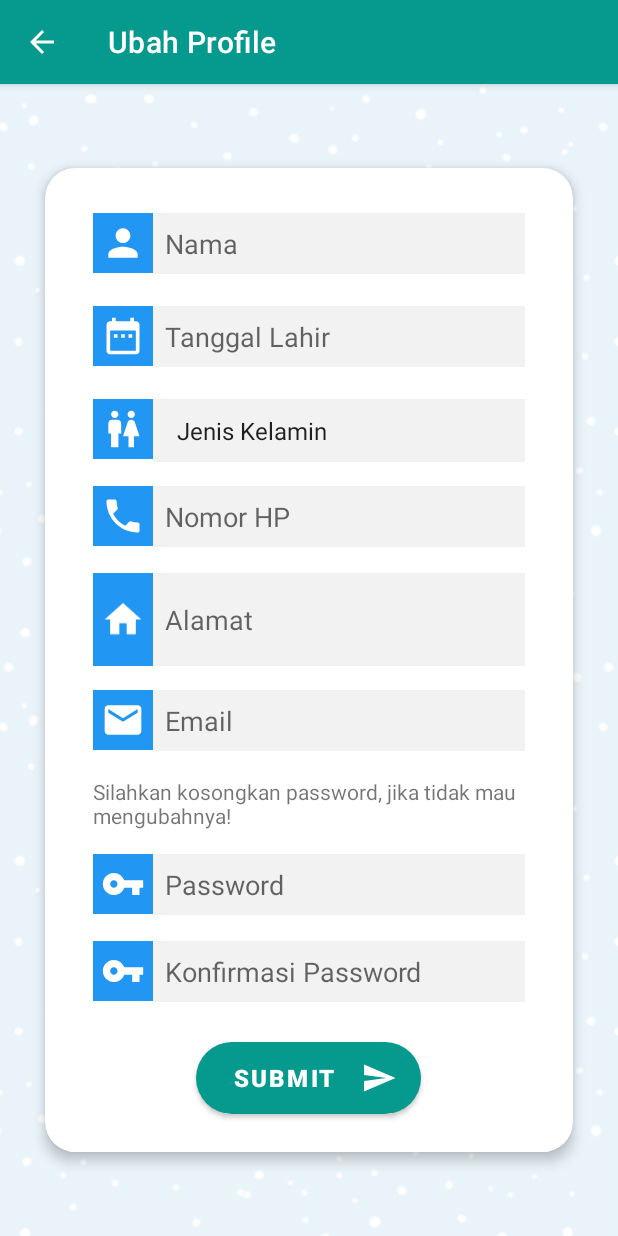
After one commit to puteriyudani/JasaOnline, an Android app: the EditProfileActivity screen opened directly, with no data from a screen before it, on a phone screen of 412 x 824 dp. The commit adds this screen. Run offline under Robolectric (Android 15) with nearby library versions, the phone set to English and light mode, and no system bars.

Commit message:
Merancang antarmuka form edit profile dan membuat request ke web server RESTful API

```diff
--- a/app/src/main/java/com/puteriyudani/jasaonline/services/UserService.kt
+++ b/app/src/main/java/com/puteriyudani/jasaonline/services/UserService.kt
@@ -16,4 +16,9 @@ interface UserService {
     fun registerUser(
         @Body newUser: User
     ): Call<DefaultResponse>
+
+    @PUT("users")
+    fun updateUser(
+        @Body updatedUser: User
+    ): Call<DefaultResponse>
 }
--- /dev/null
+++ b/app/src/main/res/layout/activity_edit_profile.xml
@@ -0,0 +1,254 @@
+<?xml version="1.0" encoding="utf-8"?>
+<LinearLayout xmlns:android="http://schemas.android.com/apk/res/android"
+    xmlns:app="http://schemas.android.com/apk/res-auto"
+    xmlns:tools="http://schemas.android.com/tools"
+    android:layout_width="match_parent"
+    android:layout_height="match_parent"
+    android:orientation="vertical"
+    android:background="@drawable/repeat_background"
+    android:gravity="center_horizontal|center_vertical"
+    tools:context=".activities.EditProfileActivity">
+
+    <androidx.cardview.widget.CardView
+        android:layout_margin="30dp"
+        app:cardElevation="5dp"
+        app:cardCornerRadius="20dp"
+        android:layout_width="match_parent"
+        android:layout_height="wrap_content"
+        android:background="@android:color/white">
+        <ScrollView
+            android:layout_width="match_parent"
+            android:layout_height="wrap_content">
+            <LinearLayout
+                android:layout_width="match_parent"
+                android:layout_height="wrap_content"
+                android:orientation="vertical">
+                <!--Baris pertama field untuk nama -->
+                <LinearLayout
+                    android:layout_width="match_parent"
+                    android:layout_height="42dp"
+                    android:layout_marginLeft="32dp"
+                    android:layout_marginRight="32dp"
+                    android:layout_marginTop="30dp"
+                    android:orientation="horizontal">
+                    <ImageView
+                        android:layout_width="40dp"
+                        android:layout_height="40dp"
+                        android:background="@color/primary"
+                        android:contentDescription="@string/nama"
+                        android:padding="5dp"
+                        android:src="@drawable/ic_baseline_person_24" />
+                    <EditText
+                        android:id="@+id/etNama"
+                        android:layout_width="match_parent"
+                        android:layout_height="wrap_content"
+                        android:background="@drawable/edittextstyle2"
+                        android:hint="@string/nama"
+                        android:inputType="textPersonName"
+                        android:autofillHints="" />
+                </LinearLayout>
+                <!--Baris kedua field untuk tanggal lahir -->
+                <LinearLayout
+                    android:layout_width="match_parent"
+                    android:layout_height="42dp"
+                    android:layout_marginLeft="32dp"
+                    android:layout_marginRight="32dp"
+                    android:layout_marginTop="20dp"
+                    android:orientation="horizontal">
+                    <ImageView
+                        android:layout_width="40dp"
+                        android:layout_height="40dp"
+                        android:background="@color/primary"
+                        android:contentDescription="@string/tanggal_lahir"
+                        android:padding="5dp"
+                        android:src="@drawable/ic_baseline_date_range_24"
+                        />
+                    <EditText
+                        android:id="@+id/etTanggalLahir"
+                        android:layout_width="match_parent"
+                        android:layout_height="wrap_content"
+                        android:background="@drawable/edittextstyle2"
+                        android:hint="@string/tanggal_lahir"
+                        android:inputType="text"
+                        android:autofillHints="" />
+                </LinearLayout>
+                <!--Baris ketiga field untuk jenis kelamin -->
+                <LinearLayout
+                    android:layout_width="match_parent"
+                    android:layout_height="42dp"
+                    android:layout_marginLeft="32dp"
+                    android:layout_marginRight="32dp"
+                    android:layout_marginTop="20dp"
+                    android:orientation="horizontal">
+                    <ImageView
+                        android:layout_width="40dp"
+                        android:layout_height="40dp"
+                        android:background="@color/primary"
+                        android:contentDescription="@string/jenis_kelamin"
+                        android:padding="5dp"
+                        android:src="@drawable/ic_baseline_wc_24" />
+                    <Spinner
+                        android:id="@+id/spJenisKelamin"
+                        android:layout_width="match_parent"
+                        android:layout_height="match_parent"
+                        android:background="@drawable/edittextstyle2"
+                        android:entries="@array/jenis_kelamin"
+                        android:spinnerMode="dropdown" />
+                </LinearLayout>
+                <!--Baris kelima field untuk Nomor Handphone -->
+                <LinearLayout
+                    android:layout_width="match_parent"
+                    android:layout_height="42dp"
+                    android:layout_marginLeft="32dp"
+                    android:layout_marginRight="32dp"
+                    android:layout_marginTop="16dp"
+                    android:orientation="horizontal">
+                    <ImageView
+                        android:layout_width="40dp"
+                        android:layout_height="40dp"
+                        android:background="@color/primary"
+                        android:contentDescription="@string/no_hp"
+                        android:padding="5dp"
+                        android:src="@drawable/ic_baseline_phone_24" />
+                    <EditText
+                        android:id="@+id/etNomorHP"
+                        android:layout_width="match_parent"
+                        android:layout_height="wrap_content"
+                        android:background="@drawable/edittextstyle2"
+                        android:hint="@string/no_hp"
+                        android:inputType="phone"
+                        android:autofillHints="" />
+                </LinearLayout>
+                <!--Baris keenam field untuk alamat-->
+                <LinearLayout
+                    android:layout_width="match_parent"
+                    android:layout_height="wrap_content"
+                    android:layout_marginLeft="32dp"
+                    android:layout_marginRight="32dp"
+                    android:layout_marginTop="16dp"
+                    android:orientation="horizontal">
+                    <ImageView
+                        android:layout_width="40dp"
+                        android:layout_height="match_parent"
+                        android:background="@color/primary"
+                        android:contentDescription="@string/alamat"
+                        android:padding="5dp"
+                        android:src="@drawable/ic_baseline_home_24"/>
+                    <EditText
+                        android:id="@+id/etAlamat"
+                        android:layout_width="match_parent"
+                        android:layout_height="wrap_content"
+                        android:autofillHints=""
+                        android:background="@drawable/edittextstyle2"
+                        android:hint="@string/alamat"
+                        android:inputType="textCapSentences|textMultiLine"
+                        android:gravity="center_vertical|start"
+                        android:scrollbars="vertical"
+                        android:minLines="2"
+                        android:maxLines="3"
+                        android:maxLength="255"
+                        android:scrollHorizontally="false"/>
+                </LinearLayout>
+                <!--Baris keempat field untuk Email -->
+                <LinearLayout
+                    android:layout_width="match_parent"
+                    android:layout_height="42dp"
+                    android:layout_marginLeft="32dp"
+                    android:layout_marginRight="32dp"
+                    android:layout_marginTop="16dp"
+                    android:orientation="horizontal">
+                    <ImageView
+                        android:layout_width="40dp"
+                        android:layout_height="40dp"
+                        android:background="@color/primary"
+                        android:contentDescription="@string/email"
+                        android:padding="5dp"
+                        android:src="@drawable/ic_baseline_email_24" />
+                    <EditText
+                        android:id="@+id/etEmail"
+                        android:layout_width="match_parent"
+                        android:layout_height="wrap_content"
+                        android:background="@drawable/edittextstyle2"
+                        android:hint="@string/email"
+                        android:inputType="textEmailAddress"
+                        android:autofillHints="" />
+                </LinearLayout>
+                <LinearLayout
+                    android:layout_width="match_parent"
+                    android:layout_height="wrap_content"
+                    android:layout_marginLeft="32dp"
+                    android:layout_marginRight="32dp"
+                    android:layout_marginTop="16dp"
+                    android:orientation="horizontal">
+                    <TextView
+                        android:id="@+id/tvUbahPassword"
+                        android:layout_width="match_parent"
+                        android:layout_height="wrap_content"
+                        android:text="@string/judul_password"/>
+                </LinearLayout>
+                <!--Baris ketujuh field untuk Password -->
+                <LinearLayout
+                    android:layout_width="match_parent"
+                    android:layout_height="42dp"
+                    android:layout_marginLeft="32dp"
+                    android:layout_marginRight="32dp"
+                    android:layout_marginTop="16dp"
+                    android:orientation="horizontal">
+                    <ImageView
+                        android:layout_width="40dp"
+                        android:layout_height="40dp"
+                        android:background="@color/primary"
+                        android:contentDescription="@string/password"
+                        android:padding="5dp"
+                        android:src="@drawable/ic_baseline_vpn_key_24" />
+                    <EditText
+                        android:id="@+id/etPassword"
+                        android:layout_width="match_parent"
+                        android:layout_height="wrap_content"
+                        android:background="@drawable/edittextstyle2"
+                        android:hint="@string/password"
+                        android:inputType="textPassword"
+                        android:autofillHints="" />
+                </LinearLayout>
+                <!--Baris kedelapan field untuk Ulangi Password -->
+                <LinearLayout
+                    android:layout_width="match_parent"
+                    android:layout_height="42dp"
+                    android:layout_marginLeft="32dp"
+                    android:layout_marginRight="32dp"
+                    android:layout_marginTop="16dp"
+                    android:orientation="horizontal">
+                    <ImageView
+                        android:layout_width="40dp"
+                        android:layout_height="40dp"
+                        android:background="@color/primary"
+                        android:contentDescription="@string/konfirmasi_password"
+                        android:padding="5dp"
+                        android:src="@drawable/ic_baseline_vpn_key_24" />
+                    <EditText
+                        android:id="@+id/etKonfirmasiPassword"
+                        android:layout_width="match_parent"
+                        android:layout_height="wrap_content"
+                        android:background="@drawable/edittextstyle2"
+                        android:hint="@string/konfirmasi_password"
+                        android:inputType="textPassword"
+                        android:autofillHints="" />
+                </LinearLayout>
+                <Button
+                    android:id="@+id/btnSubmit"
+                    android:layout_width="150dp"
+                    android:layout_height="wrap_content"
+                    android:layout_gravity="center_horizontal"
+                    android:layout_marginTop="25dp"
+                    android:layout_marginBottom="25dp"
+                    android:background="@drawable/button_style1"
+                    android:drawableEnd="@drawable/ic_baseline_send_24"
+                    android:text="@string/submit"
+                    android:textColor="@android:color/white"
+                    android:textSize="16sp"
+                    android:textStyle="bold" />
+            </LinearLayout>
+        </ScrollView>
+    </androidx.cardview.widget.CardView>
+
+</LinearLayout>
--- a/app/src/main/res/values/strings.xml
+++ b/app/src/main/res/values/strings.xml
@@ -52,4 +52,7 @@
     <string name="mysession">09-10-2018 09:00:00</string>
     <string name="edit_profil">Ubah Profil</string>
     <string name="hapus_akun">Hapus Akun</string>
+
+    <!--form edit profile-->
+    <string name="judul_password">Silahkan kosongkan password, jika tidak mau mengubahnya!</string>
 </resources>
```
Also changed, not shown: app/src/main/AndroidManifest.xml (+6 -2 lines), app/src/main/java/com/puteriyudani/jasaonline/activities/EditProfileActivity.kt (added, +144 -0 lines), app/src/main/java/com/puteriyudani/jasaonline/fragments/ProfileFragment.kt (+7 -0 lines).
